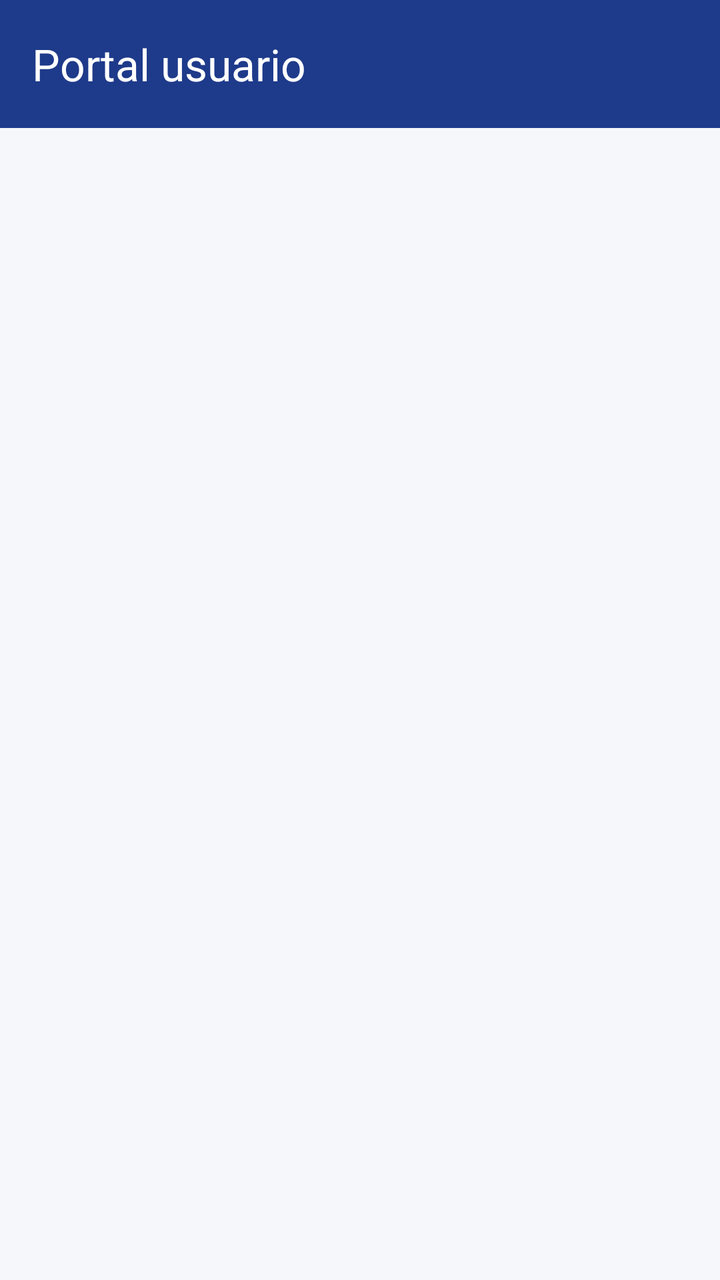
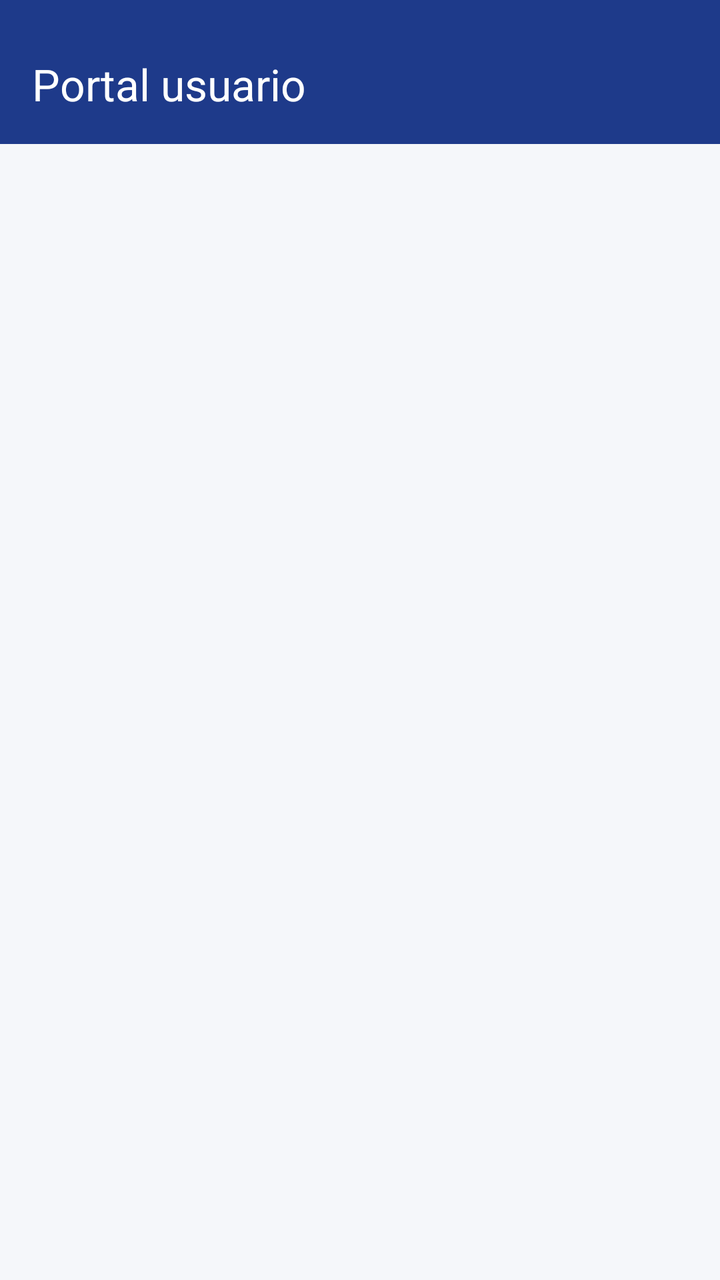

Before-and-after screenshots of an Android layout around one commit, followed by the original layout XML and the change that was made.
<!-- AndroidManifest.xml: application theme Theme.Tfgincidenciasfront -->
<!-- res/layout/activity_user_main.xml -->
<?xml version="1.0" encoding="utf-8"?>
<androidx.constraintlayout.widget.ConstraintLayout xmlns:android="http://schemas.android.com/apk/res/android"
    xmlns:app="http://schemas.android.com/apk/res-auto"
    android:layout_width="match_parent"
    android:layout_height="match_parent">

    <com.google.android.material.appbar.MaterialToolbar
        android:id="@+id/toolbar"
        android:layout_width="0dp"
        android:layout_height="wrap_content"
        android:background="?attr/colorPrimary"
        android:theme="@style/ThemeOverlay.Material3.ActionBar"
        app:title="Portal usuario"
        app:titleTextColor="@android:color/white"
        app:layout_constraintTop_toTopOf="parent"
        app:layout_constraintStart_toStartOf="parent"
        app:layout_constraintEnd_toEndOf="parent" />

    <FrameLayout
        android:id="@+id/userFragmentContainer"
        android:layout_width="0dp"
        android:layout_height="0dp"
        app:layout_constraintTop_toBottomOf="@id/toolbar"
        app:layout_constraintBottom_toBottomOf="parent"
        app:layout_constraintStart_toStartOf="parent"
        app:layout_constraintEnd_toEndOf="parent" />

</androidx.constraintlayout.widget.ConstraintLayout>
<!-- resources referenced by this layout -->
<resources>
  <style name="Theme.Tfgincidenciasfront" parent="Base.Theme.Tfgincidenciasfront" />
  <style name="Base.Theme.Tfgincidenciasfront" parent="Theme.Material3.DayNight.NoActionBar">
  
          
          <item name="colorPrimary">@color/primary</item>
          <item name="colorOnPrimary">@color/onPrimary</item>
  
          
          <item name="android:colorBackground">@color/background</item>
  
          
          <item name="colorSurface">@color/surface</item>
          <item name="colorOnSurface">@color/onSurface</item>
  
      </style>
  <color name="primary">#1E3A8A</color>
  <color name="onPrimary">#FFFFFF</color>
  <color name="background">#F5F7FA</color>
  <color name="surface">#FFFFFF</color>
  <color name="onSurface">#111827</color>
</resources>

<!-- the commit's change to res/layout/activity_user_main.xml (unified diff, before → after) -->
@@ -7,22 +7,23 @@
     <com.google.android.material.appbar.MaterialToolbar
         android:id="@+id/toolbar"
         android:layout_width="0dp"
-        android:layout_height="wrap_content"
+        android:layout_height="72dp"
         android:background="?attr/colorPrimary"
+        android:paddingTop="12dp"
         android:theme="@style/ThemeOverlay.Material3.ActionBar"
+        app:layout_constraintEnd_toEndOf="parent"
+        app:layout_constraintStart_toStartOf="parent"
+        app:layout_constraintTop_toTopOf="parent"
         app:title="Portal usuario"
-        app:titleTextColor="@android:color/white"
-        app:layout_constraintTop_toTopOf="parent"
-        app:layout_constraintStart_toStartOf="parent"
-        app:layout_constraintEnd_toEndOf="parent" />
+        app:titleTextColor="@android:color/white" />
 
     <FrameLayout
         android:id="@+id/userFragmentContainer"
         android:layout_width="0dp"
         android:layout_height="0dp"
-        app:layout_constraintTop_toBottomOf="@id/toolbar"
         app:layout_constraintBottom_toBottomOf="parent"
+        app:layout_constraintEnd_toEndOf="parent"
         app:layout_constraintStart_toStartOf="parent"
-        app:layout_constraintEnd_toEndOf="parent" />
+        app:layout_constraintTop_toBottomOf="@id/toolbar" />
 
 </androidx.constraintlayout.widget.ConstraintLayout>
